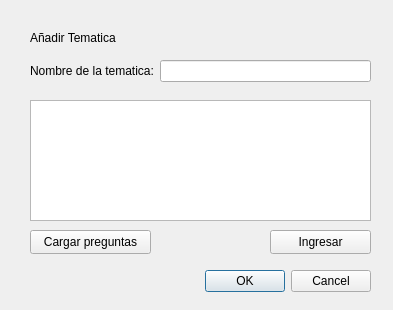
First picture: the form in newtematica.ui, repository FelixRNV/Juego_OCA, before the edit.
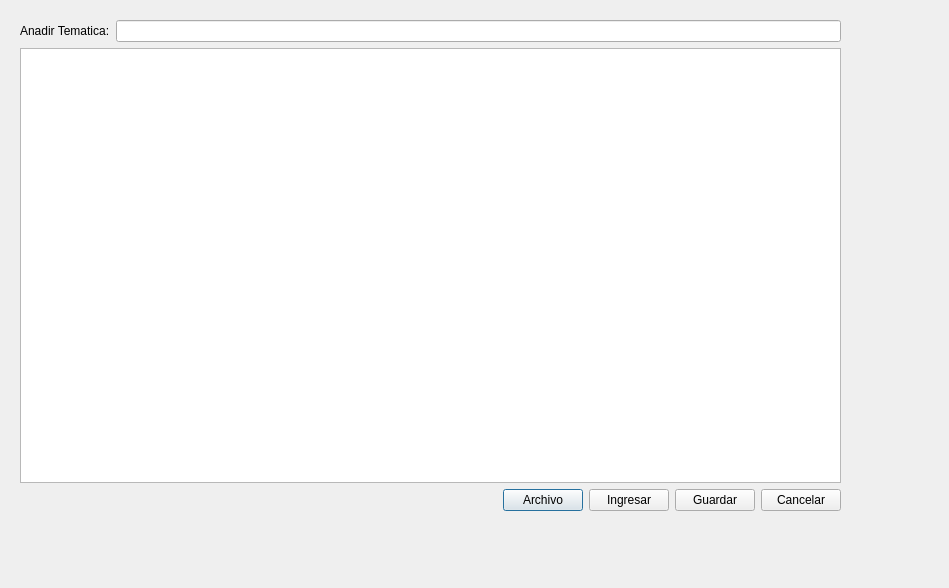
Second picture: the form after the edit.

```diff
--- a/newtematica.ui
+++ b/newtematica.ui
@@ -6,64 +6,45 @@
    <rect>
     <x>0</x>
     <y>0</y>
-    <width>393</width>
-    <height>310</height>
+    <width>949</width>
+    <height>588</height>
    </rect>
   </property>
-  <property name="minimumSize">
-   <size>
-    <width>393</width>
-    <height>310</height>
-   </size>
-  </property>
-  <property name="maximumSize">
-   <size>
-    <width>393</width>
-    <height>310</height>
-   </size>
-  </property>
   <property name="windowTitle">
    <string>Dialog</string>
   </property>
-  <widget class="QLabel" name="lbl_AnadirTematica">
+  <widget class="QWidget" name="layoutWidget">
    <property name="geometry">
     <rect>
-     <x>30</x>
-     <y>30</y>
-     <width>91</width>
-     <height>16</height>
+     <x>20</x>
+     <y>20</y>
+     <width>821</width>
+     <height>491</height>
     </rect>
    </property>
+   <layout class="QGridLayout" name="gridLayout_3">
+    <item row="1" column="0" colspan="2">
+     <widget class="QTableWidget" name="tblLista"/>
+    </item>
+    <item row="0" column="1">
+     <widget class="QLineEdit" name="ltxNombreTematica"/>
+    </item>
+    <item row="2" column="0" colspan="2">
+     <layout class="QGridLayout" name="gridLayout_4">
+      <item row="0" column="1">
+       <widget class="QPushButton" name="btn_CargaPreguntas">
    <property name="text">
-    <string>Añadir Tematica</string>
-   </property>
-  </widget>
+         <string>Archivo</string>
+        </property>
+       </widget>
+      </item>
+      <item row="0" column="2">
   <widget class="QPushButton" name="btn_Ingresar">
-   <property name="geometry">
-    <rect>
-     <x>270</x>
-     <y>230</y>
-     <width>101</width>
-     <height>24</height>
-    </rect>
-   </property>
    <property name="text">
     <string>Ingresar</string>
    </property>
-   <property name="checkable">
-    <bool>false</bool>
-   </property>
-  </widget>
-  <widget class="QWidget" name="layoutWidget">
-   <property name="geometry">
-    <rect>
-     <x>30</x>
-     <y>270</y>
-     <width>341</width>
-     <height>27</height>
-    </rect>
-   </property>
-   <layout class="QFormLayout" name="formLayout">
+       </widget>
+      </item>
     <item row="0" column="0">
      <spacer name="horizontalSpacer">
       <property name="orientation">
@@ -71,69 +52,37 @@
       </property>
       <property name="sizeHint" stdset="0">
        <size>
-        <width>168</width>
+          <width>40</width>
         <height>20</height>
        </size>
       </property>
      </spacer>
     </item>
-    <item row="0" column="1">
-     <widget class="QDialogButtonBox" name="btn_aceptarSalir">
-      <property name="orientation">
-       <enum>Qt::Horizontal</enum>
-      </property>
-      <property name="standardButtons">
-       <set>QDialogButtonBox::Cancel|QDialogButtonBox::Ok</set>
+      <item row="0" column="3">
+       <widget class="QPushButton" name="btn_Guardar">
+        <property name="text">
+         <string>Guardar</string>
+        </property>
+       </widget>
+      </item>
+      <item row="0" column="4">
+       <widget class="QPushButton" name="btn_Salir">
+        <property name="text">
+         <string>Cancelar</string>
       </property>
      </widget>
     </item>
    </layout>
-  </widget>
-  <widget class="QWidget" name="layoutWidget">
-   <property name="geometry">
-    <rect>
-     <x>30</x>
-     <y>60</y>
-     <width>341</width>
-     <height>27</height>
-    </rect>
-   </property>
-   <layout class="QFormLayout" name="formLayout_2">
+    </item>
     <item row="0" column="0">
-     <widget class="QLabel" name="lbl_NombreTematica">
+     <widget class="QLabel" name="label_2">
       <property name="text">
-       <string>Nombre de la tematica:</string>
+       <string>Anadir Tematica:</string>
       </property>
      </widget>
     </item>
-    <item row="0" column="1">
-     <widget class="QLineEdit" name="ltx_NombreTematica"/>
-    </item>
    </layout>
   </widget>
-  <widget class="QPushButton" name="bnt_CargarPreguntas">
-   <property name="geometry">
-    <rect>
-     <x>30</x>
-     <y>230</y>
-     <width>121</width>
-     <height>24</height>
-    </rect>
-   </property>
-   <property name="text">
-    <string>Cargar preguntas</string>
-   </property>
-  </widget>
-  <widget class="QTableWidget" name="tableWidget">
-   <property name="geometry">
-    <rect>
-     <x>30</x>
-     <y>100</y>
-     <width>341</width>
-     <height>121</height>
-    </rect>
-   </property>
-  </widget>
  </widget>
  <resources/>
  <connections>
```
Left out of the diff: 35 changed lines with no effect on the pictures. Lines whose indentation alone changed are shown as unchanged.
